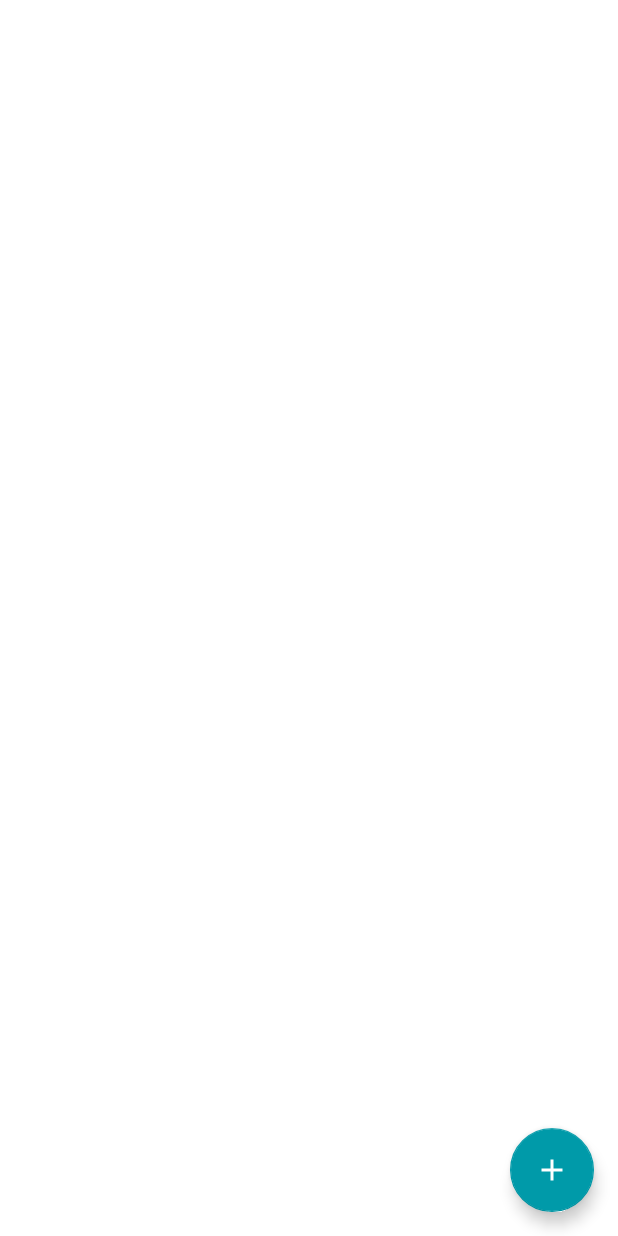
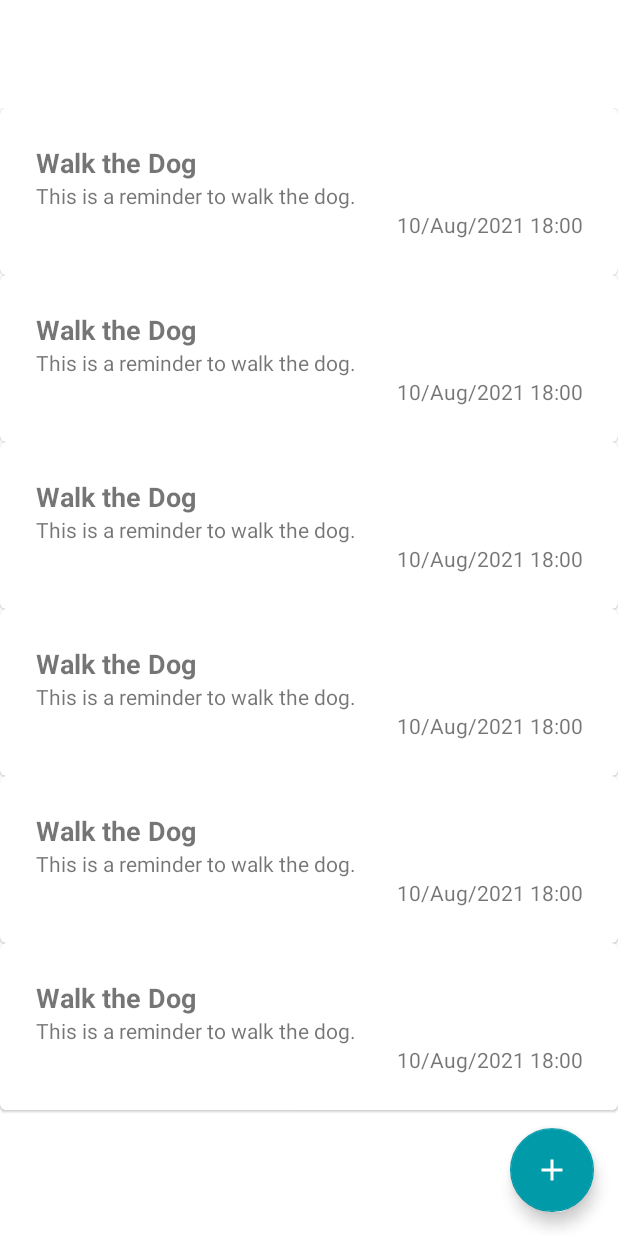
Before and after one commit to matheus-miranda/Clean-Notes, an Android app: the layout activity_main.xml on its own in the app's theme, with its tools: preview values and no code run, on a phone screen of 412 x 824 dp. Run offline under Robolectric (Android 15) with nearby library versions, the phone set to English and light mode, and no system bars.

Commit message:
Create RecyclerView layout and Note Item

```diff
--- a/app/src/main/java/br/com/mmdevelopment/cleannotes/MainActivity.kt
+++ b/app/src/main/java/br/com/mmdevelopment/cleannotes/MainActivity.kt
@@ -3,6 +3,8 @@ package br.com.mmdevelopment.cleannotes
 import android.app.ActivityOptions
 import android.content.Intent
 import android.os.Bundle
+import android.transition.Explode
+import android.view.Window
 import androidx.appcompat.app.AppCompatActivity
 import br.com.mmdevelopment.cleannotes.databinding.ActivityMainBinding
 import br.com.mmdevelopment.cleannotes.ui.AddNoteActivity
@@ -13,10 +15,25 @@ class MainActivity : AppCompatActivity() {
 
     override fun onCreate(savedInstanceState: Bundle?) {
         super.onCreate(savedInstanceState)
+
+        animationTransitions()
+
         binding = ActivityMainBinding.inflate(layoutInflater)
         setContentView(binding.root)
 
         insertListeners()
+    }
+
+    /**
+     * Creates transition animations
+     */
+    private fun animationTransitions() {
+        with(window) {
+            requestFeature(Window.FEATURE_ACTIVITY_TRANSITIONS)
+            // set the transition to be shown when the user enters this activity
+            enterTransition = Explode()
+            enterTransition.duration = 600
+        }
     }
 
     private fun insertListeners() {
--- a/app/src/main/res/layout/activity_main.xml
+++ b/app/src/main/res/layout/activity_main.xml
@@ -6,15 +6,31 @@
     android:layout_height="match_parent"
     tools:context=".MainActivity">
 
+    <com.google.android.material.appbar.MaterialToolbar
+        android:id="@+id/tb_main"
+        android:layout_width="match_parent"
+        android:layout_height="wrap_content"
+        app:layout_constraintTop_toTopOf="parent" />
+
+    <androidx.recyclerview.widget.RecyclerView
+        android:id="@+id/rv_notes"
+        android:layout_width="match_parent"
+        android:layout_height="0dp"
+        android:layout_marginTop="16dp"
+        app:layout_constraintBottom_toBottomOf="parent"
+        app:layout_constraintTop_toBottomOf="@id/tb_main"
+        tools:itemCount="8"
+        tools:listitem="@layout/note_item" />
+
     <com.google.android.material.floatingactionbutton.FloatingActionButton
         android:id="@+id/fab_new"
         android:layout_width="wrap_content"
         android:layout_height="wrap_content"
         android:layout_margin="16dp"
+        android:contentDescription="@string/add_new_note"
         android:src="@drawable/ic_add"
         app:layout_constraintBottom_toBottomOf="parent"
         app:layout_constraintEnd_toEndOf="parent"
-        app:tint="@color/white"
-        android:contentDescription="@string/add_new_note" />
+        app:tint="@color/white" />
 
 </androidx.constraintlayout.widget.ConstraintLayout>
--- /dev/null
+++ b/app/src/main/res/layout/note_item.xml
@@ -0,0 +1,40 @@
+<?xml version="1.0" encoding="utf-8"?>
+<com.google.android.material.card.MaterialCardView xmlns:android="http://schemas.android.com/apk/res/android"
+    xmlns:app="http://schemas.android.com/apk/res-auto"
+    xmlns:tools="http://schemas.android.com/tools"
+    android:layout_width="match_parent"
+    android:layout_height="wrap_content">
+
+    <androidx.constraintlayout.widget.ConstraintLayout
+        android:layout_width="match_parent"
+        android:layout_height="match_parent"
+        android:layout_margin="16dp"
+        android:padding="8dp">
+
+        <TextView
+            android:id="@+id/tv_title"
+            android:layout_width="match_parent"
+            android:layout_height="wrap_content"
+            android:textSize="18sp"
+            android:textStyle="bold"
+            app:layout_constraintTop_toTopOf="parent"
+            tools:text="Walk the Dog" />
+
+        <TextView
+            android:id="@+id/tv_description"
+            android:layout_width="match_parent"
+            android:layout_height="wrap_content"
+            app:layout_constraintTop_toBottomOf="@id/tv_title"
+            tools:text="This is a reminder to walk the dog." />
+
+        <TextView
+            android:id="@+id/tv_date"
+            android:layout_width="match_parent"
+            android:layout_height="wrap_content"
+            android:gravity="end"
+            app:layout_constraintTop_toBottomOf="@id/tv_description"
+            tools:text="10/Aug/2021 18:00" />
+
+    </androidx.constraintlayout.widget.ConstraintLayout>
+
+</com.google.android.material.card.MaterialCardView>
```
